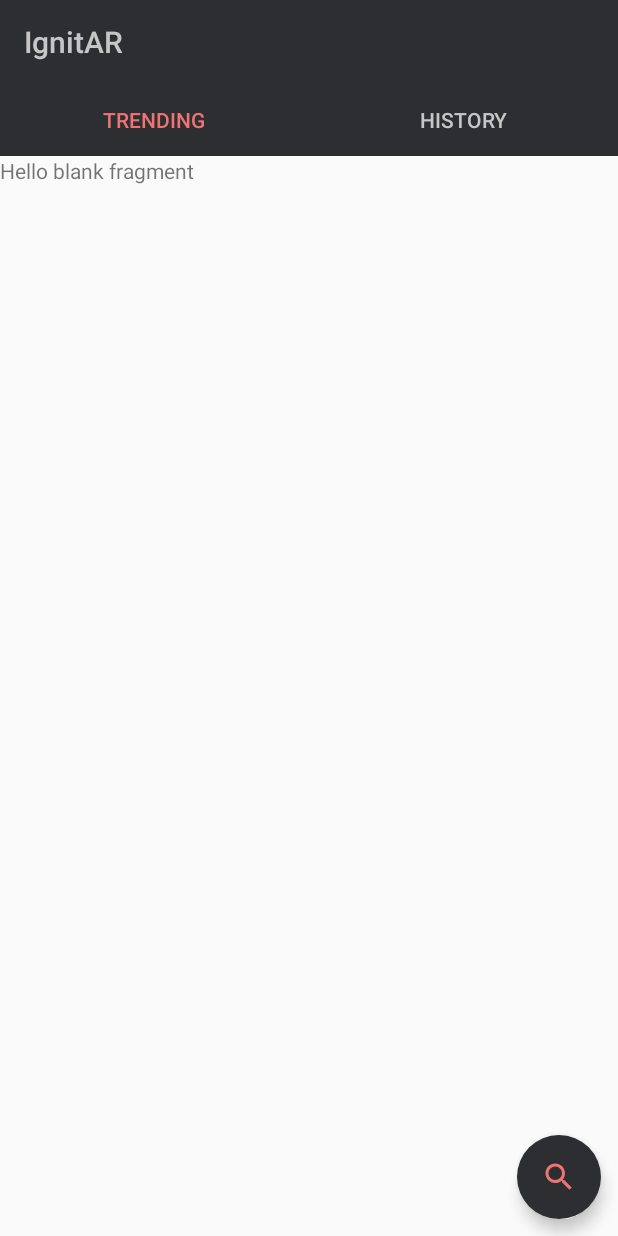
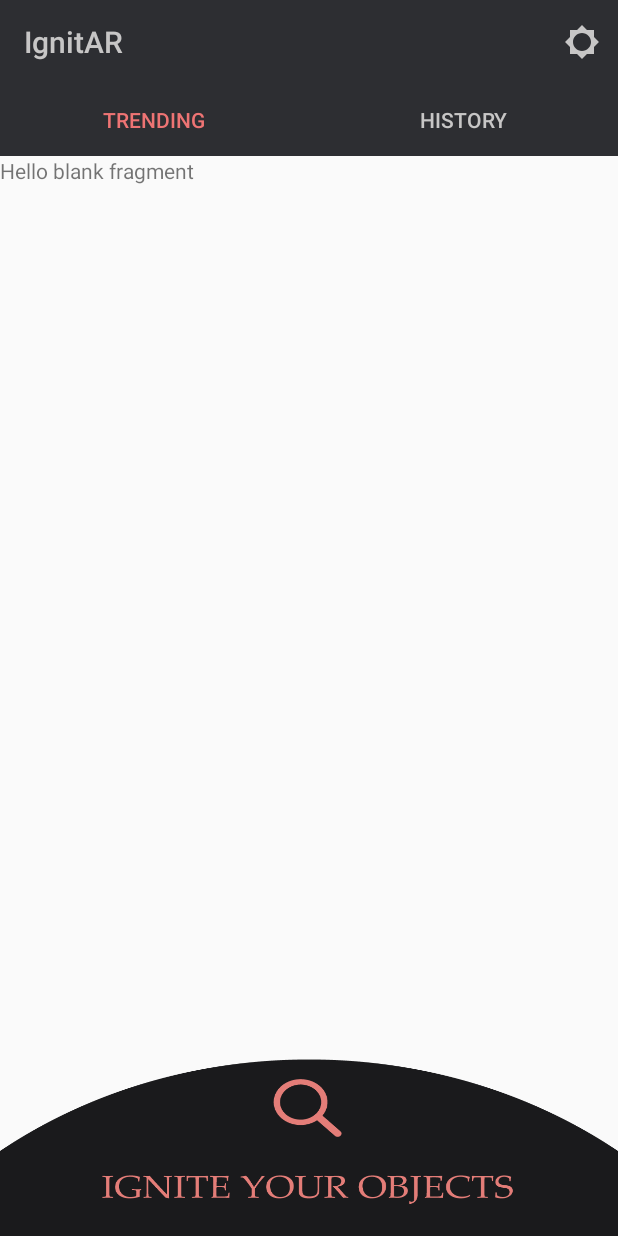
Before and after one commit to CodersForLife/IgnitAR, an Android app: the HomeActivity screen opened directly, with no data from a screen before it, on a phone screen of 412 x 824 dp. Run offline under Robolectric (Android 15) with nearby library versions, the phone set to English and light mode, and no system bars.

Commit message:
changes in scan button

```diff
--- a/app/src/main/java/com/vizy/ignitar/activities/HomeActivity.java
+++ b/app/src/main/java/com/vizy/ignitar/activities/HomeActivity.java
@@ -2,6 +2,9 @@ package com.vizy.ignitar.activities;
 
 import android.content.Intent;
 import android.content.SharedPreferences;
+import android.graphics.SurfaceTexture;
+import android.hardware.Camera;
+import android.net.Uri;
 import android.support.design.widget.FloatingActionButton;
 import android.support.design.widget.TabLayout;
 import android.support.v4.app.Fragment;
@@ -12,20 +15,31 @@ import android.support.v7.app.AppCompatActivity;
 import android.os.Bundle;
 import android.support.v7.widget.Toolbar;
 import android.util.Log;
+import android.view.Menu;
+import android.view.MenuItem;
 import android.view.View;
+import android.view.animation.AnimationUtils;
+import android.widget.Button;
+import android.widget.ImageView;
 
 import com.vizy.ignitar.R;
 import com.vizy.ignitar.app.CloudRecognition.CloudReco;
 import com.vizy.ignitar.fragment.HistoryFragment;
 import com.vizy.ignitar.fragment.TrendingFragment;
 
+import java.io.IOException;
+
 public class HomeActivity extends AppCompatActivity {
     private FloatingActionButton scan;
+    private ImageView search;
+    private Button help;
+    private int i=0;
+    private Camera mCam;
     @Override
     protected void onCreate(Bundle savedInstanceState) {
         super.onCreate(savedInstanceState);
         setContentView(R.layout.activity_home);
-        scan= (FloatingActionButton) findViewById(R.id.fab);
+
         initializeScreen();
   //      Intent i=getIntent();
 //        Log.e("dd",i.getStringExtra("videoname"));
@@ -36,9 +50,11 @@ public class HomeActivity extends AppCompatActivity {
             editor.putBoolean("first",true);
             editor.apply();
         }
-        scan.setOnClickListener(new View.OnClickListener() {
+
+        search.setOnClickListener(new View.OnClickListener() {
             @Override
             public void onClick(View view) {
+                view.startAnimation(AnimationUtils.loadAnimation(getApplicationContext(), R.anim.image_click));
                 Intent intent = new Intent(HomeActivity.this, CloudReco.class);
                 intent.putExtra("ACTIVITY_TO_LAUNCH",
                         "app.CloudRecognition.CloudReco");
@@ -46,9 +62,17 @@ public class HomeActivity extends AppCompatActivity {
                 startActivity(intent);
             }
         });
+        help.setOnClickListener(new View.OnClickListener() {
+            @Override
+            public void onClick(View view) {
+                startActivity(new Intent(HomeActivity.this, Help.class));
+            }
+        });
     }
     public void initializeScreen() {
         ViewPager viewPager = (ViewPager) findViewById(R.id.pager);
+        search= (ImageView) findViewById(R.id.search);
+        help= (Button) findViewById(R.id.help);
         TabLayout tabLayout = (TabLayout) findViewById(R.id.tab_layout);
         Toolbar toolbar = (Toolbar) findViewById(R.id.app_bar);
         setSupportActionBar(toolbar);
@@ -120,4 +144,49 @@ public class HomeActivity extends AppCompatActivity {
             }
         }
     }
+    @Override
+    public boolean onCreateOptionsMenu(Menu menu) {
+        getMenuInflater().inflate(R.menu.main, menu);
+        return true;
+    }
+
+    public boolean onOptionsItemSelected(MenuItem item) {
+        // Handle action bar item clicks here. The action bar will
+        // automatically handle clicks on the Home/Up button, so long
+        // as you specify a parent activity in AndroidManifest.xml.
+        int id = item.getItemId();
+        //noinspection SimplifiableIfStatement
+
+        switch (id) {
+            case R.id.help:
+                startActivity(new Intent(HomeActivity.this, Help.class));
+                return true;
+            case R.id.night_mode:
+                if(i==0) {
+                    mCam = Camera.open();
+                    Camera.Parameters p = mCam.getParameters();
+                    p.setFlashMode(Camera.Parameters.FLASH_MODE_TORCH);
+                    mCam.setParameters(p);
+                    SurfaceTexture mPreviewTexture = new SurfaceTexture(0);
+                    try {
+                        mCam.setPreviewTexture(mPreviewTexture);
+                        i=1;
+                    } catch (IOException ex) {
+                        // Ignore
+                    }
+                }
+                else {
+                    mCam.startPreview();
+                    mCam.stopPreview();
+                    mCam.release();
+                    i=0;
+                    mCam = null;
+                }
+                return true;
+            case R.id.rate:
+                return true;
+        }
+        return super.onOptionsItemSelected(item);
+    }
+
 }
--- a/app/src/main/java/com/vizy/ignitar/activities/SignIn.java
+++ b/app/src/main/java/com/vizy/ignitar/activities/SignIn.java
@@ -208,6 +208,7 @@ public class SignIn extends AppCompatActivity implements GoogleApiClient.OnConne
                     toastMessage = String.format(
                             "Success:%s...",
                             loginResult.getAuthorizationCode().substring(0,10));
+
                 }
 
                 // If you have an authorization code, retrieve it from
--- /dev/null
+++ b/app/src/main/res/anim/image_click.xml
@@ -0,0 +1,18 @@
+<?xml version="1.0" encoding="utf-8"?>
+<set xmlns:android="http://schemas.android.com/apk/res/android">
+
+    <alpha
+        android:fromAlpha = "1.0"
+        android:toAlpha = "0.5"
+        android:duration = "300">
+    </alpha>
+    <scale
+        android:fromXScale = "1"
+        android:toXScale = "1"
+        android:fromYScale = "1"
+        android:toYScale = "1"
+        android:pivotX="90%"
+        android:pivotY="90%"
+        android:duration = "30">
+    </scale>
+</set>
--- /dev/null
+++ b/app/src/main/res/drawable/ic_brightness_low_white_24dp.xml
@@ -0,0 +1,9 @@
+<vector xmlns:android="http://schemas.android.com/apk/res/android"
+        android:width="24dp"
+        android:height="24dp"
+        android:viewportWidth="24.0"
+        android:viewportHeight="24.0">
+    <path
+        android:fillColor="#FFc7c6c6"
+        android:pathData="M20,15.31L23.31,12 20,8.69V4h-4.69L12,0.69 8.69,4H4v4.69L0.69,12 4,15.31V20h4.69L12,23.31 15.31,20H20v-4.69zM12,18c-3.31,0 -6,-2.69 -6,-6s2.69,-6 6,-6 6,2.69 6,6 -2.69,6 -6,6z"/>
+</vector>
--- a/app/src/main/res/layout/activity_home.xml
+++ b/app/src/main/res/layout/activity_home.xml
@@ -27,27 +27,33 @@
             android:background="@android:color/white"
             android:theme="@style/Tabs" />
 
+
+
         <android.support.v4.view.ViewPager
             android:id="@+id/pager"
             android:layout_width="match_parent"
             android:layout_height="match_parent" />
 
+    </LinearLayout>
 
+    <Button
+        android:layout_width="40dp"
+        android:layout_height="40dp"
+        android:text="\?"
+        android:visibility="gone"
+        android:textSize="23sp"
+        android:background="#11000000"
+        android:id="@+id/help"
+        android:layout_gravity="right"
+        />
 
-    </LinearLayout>
-    <android.support.design.widget.FloatingActionButton xmlns:app="http://schemas.android.com/apk/res-auto"
-        android:id="@+id/fab"
-        android:layout_width="wrap_content"
-        android:layout_height="wrap_content"
-        android:src="@drawable/ic_search_black_24dp"
-        app:borderWidth="0dp"
-        app:elevation="6dp"
-        app:backgroundTint="@color/colorPrimary"
-        android:layout_marginBottom="11dp"
-        android:layout_marginLeft="11dp"
-        android:layout_marginRight="11dp"
-        android:layout_gravity="bottom|end"
-        android:tint="#ee7474"
-        app:fabSize="normal"
-        app:pressedTranslationZ="12dp" />
+    <ImageView
+        android:layout_width="match_parent"
+        android:layout_gravity="bottom"
+        android:focusableInTouchMode="true"
+        android:scaleType="fitXY"
+        android:id="@+id/search"
+        android:layout_height="130dp"
+        android:src="@drawable/bottom_search_ignitar"/>
+
 </android.support.design.widget.CoordinatorLayout>
--- /dev/null
+++ b/app/src/main/res/menu/main.xml
@@ -0,0 +1,23 @@
+<?xml version="1.0" encoding="utf-8"?>
+<menu
+    xmlns:android="http://schemas.android.com/apk/res/android"
+    xmlns:app="http://schemas.android.com/apk/res-auto">
+
+    <item
+        android:id="@+id/setting"
+        android:icon="@drawable/ic_brightness_low_white_24dp"
+        android:title="@null"
+        app:showAsAction="always">
+        <menu>
+            <item
+                android:id="@+id/help"
+                android:title="Help" />
+            <item
+                android:id="@+id/night_mode"
+                android:title="Night Mode" />
+            <item
+                android:id="@+id/rate"
+                android:title="Rate Us" />
+        </menu>
+    </item>
+</menu>
--- a/app/src/main/res/values/colors.xml
+++ b/app/src/main/res/values/colors.xml
@@ -2,7 +2,7 @@
 <resources>
     <color name="colorPrimary">#2d2e32</color>
     <color name="colorPrimaryDark">#2f3238</color>
-    <color name="colorAccent">#2f3238</color>
+    <color name="colorAccent">#888f9b</color>
     <color name="colorText">#ee7474</color>
     <color name="black">#000000</color>
     <color name="white">#FFFFFF</color>
--- a/app/src/main/res/values/styles.xml
+++ b/app/src/main/res/values/styles.xml
@@ -41,6 +41,8 @@
     <style name="Toolbar" parent="Widget.AppCompat.Light.ActionBar">
         <item name="android:background">@color/colorPrimary</item>
         <item name="android:textColorPrimary">#c7c6c6</item>
+        <item name="android:textColorSecondary">#c7c6c6</item>
+        <item name="android:textColor">#c7c6c6</item>
     </style>
     <style name="Tabs" parent="Widget.AppCompat.Light.ActionBar">
         <item name="android:background">@color/colorPrimary</item>
@@ -55,6 +57,7 @@
             <item name="android:windowNoTitle">true</item>
             <item name="windowActionBar">false</item>
             <item name="windowNoTitle">true</item>
+
             <item name="android:backgroundDimEnabled">false</item>
         </style>
 
```
Also changed, not shown: app/src/main/res/drawable-hdpi/bottom_search_ignitar.png (added).
